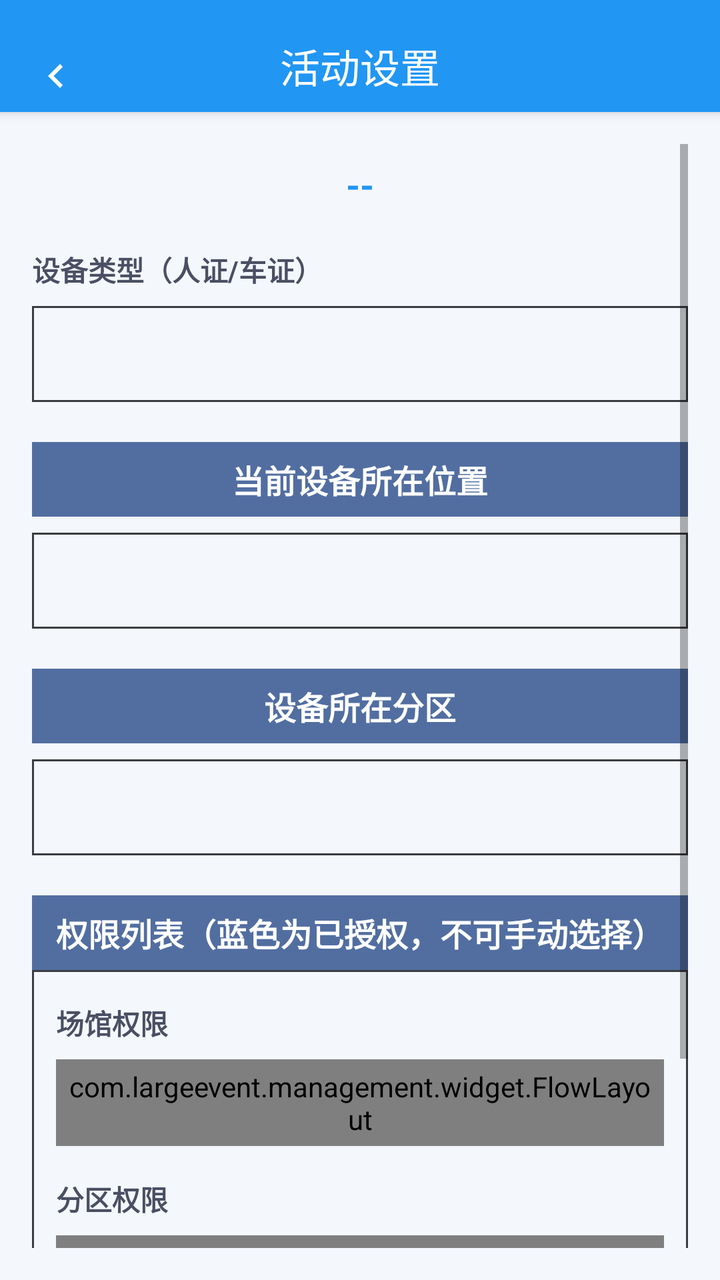
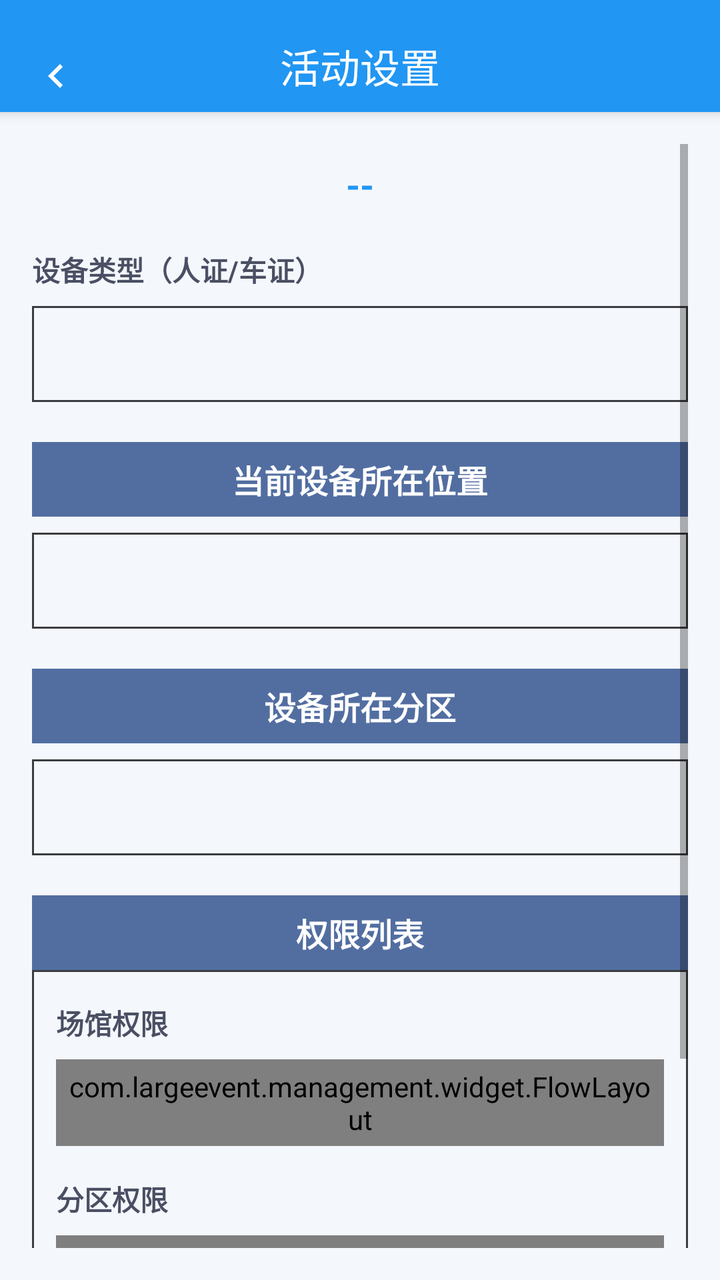

Compare the two renders of this Android layout. The source of the first and the diff that turns it into the second are given below.
<!-- AndroidManifest.xml: application theme Theme.largeeventdigitalassistant -->
<!-- res/layout/activity_event_settings.xml -->
<?xml version="1.0" encoding="utf-8"?>
<LinearLayout xmlns:android="http://schemas.android.com/apk/res/android"
    xmlns:app="http://schemas.android.com/apk/res-auto"
    android:layout_width="match_parent"
    android:layout_height="match_parent"
    android:background="#F4F7FC"
    android:orientation="vertical">

    
    <com.google.android.material.appbar.MaterialToolbar
        android:id="@+id/toolbar"
        android:layout_width="match_parent"
        android:layout_height="56dp"
        android:background="@color/primary_blue"
        android:elevation="4dp"
        android:paddingTop="10dp"
        app:navigationIcon="@drawable/ic_back_simple"
        app:title="活动设置"
        app:titleCentered="true"
        app:titleTextAppearance="@style/TextAppearance.AppCompat.Title"
        app:titleTextColor="@color/white" />

    <ScrollView
        android:layout_width="match_parent"
        android:layout_height="match_parent"
        android:padding="16dp">

        <LinearLayout
            android:layout_width="match_parent"
            android:layout_height="wrap_content"
            android:orientation="vertical">

            
            <TextView
                android:id="@+id/tv_event_name"
                android:layout_width="match_parent"
                android:layout_height="wrap_content"
                android:gravity="center"
                android:padding="8dp"
                android:text="--"
                android:textColor="@color/primary_blue"
                android:textSize="18sp"
                android:textStyle="bold" />

            <TextView
                android:visibility="gone"
                android:layout_width="match_parent"
                android:layout_height="wrap_content"
                android:background="@color/primary_gre"
                android:gravity="center"
                android:padding="12dp"
                android:text="场次列表"
                android:textColor="@color/white"
                android:textSize="16sp"
                android:textStyle="bold" />

            <com.largeevent.management.widget.FlowLayout
                android:visibility="gone"
                android:id="@+id/container_sessions"
                android:layout_width="match_parent"
                android:layout_height="wrap_content"
                android:layout_marginTop="12dp"
                android:padding="4dp" />

            <TextView
                android:visibility="gone"
                android:layout_width="match_parent"
                android:layout_height="wrap_content"
                android:layout_marginTop="16dp"
                android:text="子活动（单位）"
                android:textColor="#4A4F63"
                android:textSize="14sp"
                android:textStyle="bold" />

            <Spinner
                android:id="@+id/spinner_sub_unit"
                android:visibility="gone"
                android:layout_width="match_parent"
                android:layout_height="48dp"
                android:layout_marginTop="8dp"
                android:background="@drawable/bg_outline_button2"
                android:paddingLeft="12dp"
                android:paddingRight="12dp" />

            <LinearLayout
                android:visibility="gone"
                android:layout_width="match_parent"
                android:layout_height="wrap_content"
                android:layout_marginTop="16dp"
                android:gravity="center_vertical"
                android:orientation="horizontal">

                <TextView
                    android:layout_width="0dp"
                    android:layout_height="wrap_content"
                    android:layout_weight="1"
                    android:text="启用证件激活校验"
                    android:textColor="#4A4F63"
                    android:textSize="14sp" />

                <androidx.appcompat.widget.SwitchCompat
                    android:id="@+id/switch_activation_check"
                    android:layout_width="wrap_content"
                    android:layout_height="wrap_content" />
            </LinearLayout>

            <TextView
                android:layout_width="match_parent"
                android:layout_height="wrap_content"
                android:layout_marginTop="12dp"
                android:text="设备类型（人证/车证）"
                android:textColor="#4A4F63"
                android:textSize="14sp"
                android:textStyle="bold" />

            <Spinner
                android:id="@+id/spinner_eqp_type"
                android:layout_width="match_parent"
                android:layout_height="48dp"
                android:layout_marginTop="8dp"
                android:background="@drawable/bg_outline_button2"
                android:paddingLeft="12dp"
                android:paddingRight="12dp" />

            <TextView
                android:visibility="visible"
                android:layout_width="match_parent"
                android:layout_height="wrap_content"
                android:layout_marginTop="20dp"
                android:background="#526EA1"
                android:gravity="center"
                android:padding="7dp"
                android:text="当前设备所在位置"
                android:textColor="@color/white"
                android:textSize="16sp"
                android:textStyle="bold" />

            <Spinner
                android:id="@+id/spinner_location"
                android:layout_width="match_parent"
                android:layout_height="48dp"
                android:layout_marginTop="8dp"
                android:background="@drawable/bg_outline_button2"
                android:paddingLeft="12dp"
                android:paddingRight="12dp" />

            <TextView
                android:visibility="visible"
                android:layout_width="match_parent"
                android:layout_height="wrap_content"
                android:layout_marginTop="20dp"
                android:background="#526EA1"
                android:gravity="center"
                android:padding="7dp"
                android:text="设备所在分区"
                android:textColor="@color/white"
                android:textSize="16sp"
                android:textStyle="bold" />

            <Spinner
                android:id="@+id/spinner_zone"
                android:layout_width="match_parent"
                android:layout_height="48dp"
                android:layout_marginTop="8dp"
                android:background="@drawable/bg_outline_button2"
                android:paddingLeft="12dp"
                android:paddingRight="12dp" />

            <TextView
                android:layout_width="match_parent"
                android:layout_height="wrap_content"
                android:layout_marginTop="20dp"
                android:background="#526EA1"
                android:gravity="center"
                android:padding="7dp"
                android:text="权限列表（蓝色为已授权，不可手动选择）"
                android:textColor="@color/white"
                android:textSize="16sp"
                android:textStyle="bold" />
            <LinearLayout
                android:layout_width="match_parent"
                android:layout_height="wrap_content"
                android:background="@drawable/bg_outline_button2"
                android:orientation="vertical"
                android:padding="12dp">

                <TextView
                    android:layout_width="wrap_content"
                    android:layout_height="wrap_content"
                    android:layout_marginTop="4dp"
                    android:text="场馆权限"
                    android:textColor="#4A4F63"
                    android:textSize="14sp"
                    android:textStyle="bold" />

                <com.largeevent.management.widget.FlowLayout
                    android:id="@+id/container_venue_permissions"
                    android:layout_width="match_parent"
                    android:layout_height="wrap_content"
                    android:layout_marginTop="8dp"
                    android:padding="4dp" />

                <TextView
                    android:layout_width="wrap_content"
                    android:layout_height="wrap_content"
                    android:layout_marginTop="16dp"
                    android:text="分区权限"
                    android:textColor="#4A4F63"
                    android:textSize="14sp"
                    android:textStyle="bold" />

                <com.largeevent.management.widget.FlowLayout
                    android:id="@+id/container_partition_permissions"
                    android:layout_width="match_parent"
                    android:layout_height="wrap_content"
                    android:layout_marginTop="8dp"
                    android:padding="4dp" />

                <TextView
                    android:layout_width="wrap_content"
                    android:layout_height="wrap_content"
                    android:layout_marginTop="16dp"
                    android:text="区域权限"
                    android:textColor="#4A4F63"
                    android:textSize="14sp"
                    android:textStyle="bold" />

                <com.largeevent.management.widget.FlowLayout
                    android:id="@+id/container_cert_zone_permissions"
                    android:layout_width="match_parent"
                    android:layout_height="wrap_content"
                    android:layout_marginTop="8dp"
                    android:padding="4dp" />
            </LinearLayout>



            <androidx.appcompat.widget.AppCompatButton
                android:visibility="gone"
                android:id="@+id/btn_sync_data"
                android:layout_width="match_parent"
                android:layout_height="48dp"
                android:layout_marginTop="12dp"
                android:background="@drawable/bg_button_primary"
                android:text="同步数据"
                android:textColor="@android:color/white"
                android:textSize="16sp" />

            <TextView
                android:id="@+id/tv_sync_status"
                android:layout_width="match_parent"
                android:layout_height="wrap_content"
                android:layout_marginTop="12dp"
                android:background="#F4F7FC"
                android:gravity="center"
                android:padding="8dp"
                android:text="尚未同步数据"
                android:textColor="#9AA0B5"
                android:textSize="12sp"
                android:visibility="gone" />

            <LinearLayout
                android:id="@+id/layout_sync_details"
                android:layout_width="match_parent"
                android:layout_height="wrap_content"
                android:layout_marginTop="12dp"
                android:gravity="center"
                android:orientation="horizontal"
                android:visibility="gone">

                <TextView
                    android:id="@+id/tv_person_total"
                    android:layout_width="0dp"
                    android:layout_height="wrap_content"
                    android:layout_weight="1"
                    android:text="人证：0条"
                    android:textColor="@color/primary_blue"
                    android:textSize="14sp" />

                <TextView
                    android:id="@+id/tv_vehicle_total"
                    android:layout_width="0dp"
                    android:layout_height="wrap_content"
                    android:layout_weight="1"
                    android:gravity="end"
                    android:text="车证：0条"
                    android:textColor="@color/primary_blue"
                    android:textSize="14sp" />
            </LinearLayout>

            <androidx.appcompat.widget.AppCompatButton
                android:id="@+id/btn_view_data_detail"
                android:layout_width="match_parent"
                android:layout_height="48dp"
                android:layout_marginTop="16dp"
                android:background="@drawable/bg_button_primary"
                android:drawableStart="@drawable/ic_camera_blue"
                android:drawablePadding="8dp"
                android:text="查看数据详情"
                android:textColor="@android:color/white"
                android:visibility="gone" />
        </LinearLayout>
    </ScrollView>
</LinearLayout>
<!-- resources referenced by this layout -->
<resources>
  <color name="primary_blue">#2196F3</color>
  <color name="primary_gre">#5F68A6</color>
  <color name="white">#FFFFFFFF</color>
  <!-- drawable bg_button_primary (drawable) -->
  <?xml version="1.0" encoding="utf-8"?>
  <shape xmlns:android="http://schemas.android.com/apk/res/android"
      android:shape="rectangle">
      <solid android:color="@color/primary_blue" />
      <corners android:radius="6dp" />
      <padding
          android:left="24dp"
          android:top="12dp"
          android:right="24dp"
          android:bottom="12dp" />
  </shape>
  <!-- drawable bg_outline_button2 (drawable) -->
  <?xml version="1.0" encoding="utf-8"?>
  <shape xmlns:android="http://schemas.android.com/apk/res/android"
      android:shape="rectangle">
      <solid android:color="@android:color/transparent" />
      <corners android:radius="0dp" />
      <stroke
          android:width="1dp"
          android:color="#3B3D40" />
      <padding
          android:left="8dp"
          android:top="5dp"
          android:right="8dp"
          android:bottom="5dp" />
  </shape>
  <!-- drawable ic_back_simple (drawable) -->
  <?xml version="1.0" encoding="utf-8"?>
  <vector xmlns:android="http://schemas.android.com/apk/res/android"
      android:width="24dp"
      android:height="24dp"
      android:viewportWidth="24"
      android:viewportHeight="24">
      <path
          android:fillColor="@android:color/white"
          android:pathData="M15.41,7.41L14,6l-6,6 6,6 1.41,-1.41L10.83,12z" />
  </vector>
  <!-- drawable ic_camera_blue (drawable) -->
  <?xml version="1.0" encoding="utf-8"?>
  <vector xmlns:android="http://schemas.android.com/apk/res/android"
      android:width="24dp"
      android:height="24dp"
      android:viewportWidth="24"
      android:viewportHeight="24">
      <path
          android:fillColor="#2196F3"
          android:pathData="M9,2L7.17,4H4c-1.1,0 -2,0.9 -2,2v12c0,1.1 0.9,2 2,2h16c1.1,0 2,-0.9 2,-2V6c0,-1.1 -0.9,-2 -2,-2h-3.17L15,2H9zm3,5c2.76,0 5,2.24 5,5s-2.24,5 -5,5 -5,-2.24 -5,-5 2.24,-5 5,-5zm0,2c-1.66,0 -3,1.34 -3,3s1.34,3 3,3 3,-1.34 3,-3 -1.34,-3 -3,-3z" />
  </vector>
  <style name="Theme.largeeventdigitalassistant" parent="Theme.MaterialComponents.DayNight.NoActionBar">
          
          <item name="colorPrimary">@color/purple_500</item>
          <item name="colorPrimaryVariant">@color/purple_700</item>
          <item name="colorOnPrimary">@color/white</item>
          
          <item name="colorSecondary">@color/teal_200</item>
          <item name="colorSecondaryVariant">@color/teal_700</item>
          <item name="colorOnSecondary">@color/black</item>
          
          <item name="android:statusBarColor">@android:color/transparent</item>
          <item name="android:windowTranslucentStatus">true</item>
          <item name="windowActionBar">false</item>
          <item name="windowNoTitle">true</item>
          
      </style>
  <color name="purple_500">#FF6200EE</color>
  <color name="purple_700">#FF3700B3</color>
  <color name="teal_200">#FF03DAC5</color>
  <color name="teal_700">#FF018786</color>
  <color name="black">#FF000000</color>
</resources>

<!-- the commit's change to res/layout/activity_event_settings.xml (unified diff, before → after) -->
@@ -173,7 +173,7 @@
                 android:background="#526EA1"
                 android:gravity="center"
                 android:padding="7dp"
-                android:text="权限列表（蓝色为已授权，不可手动选择）"
+                android:text="权限列表"
                 android:textColor="@color/white"
                 android:textSize="16sp"
                 android:textStyle="bold" />
